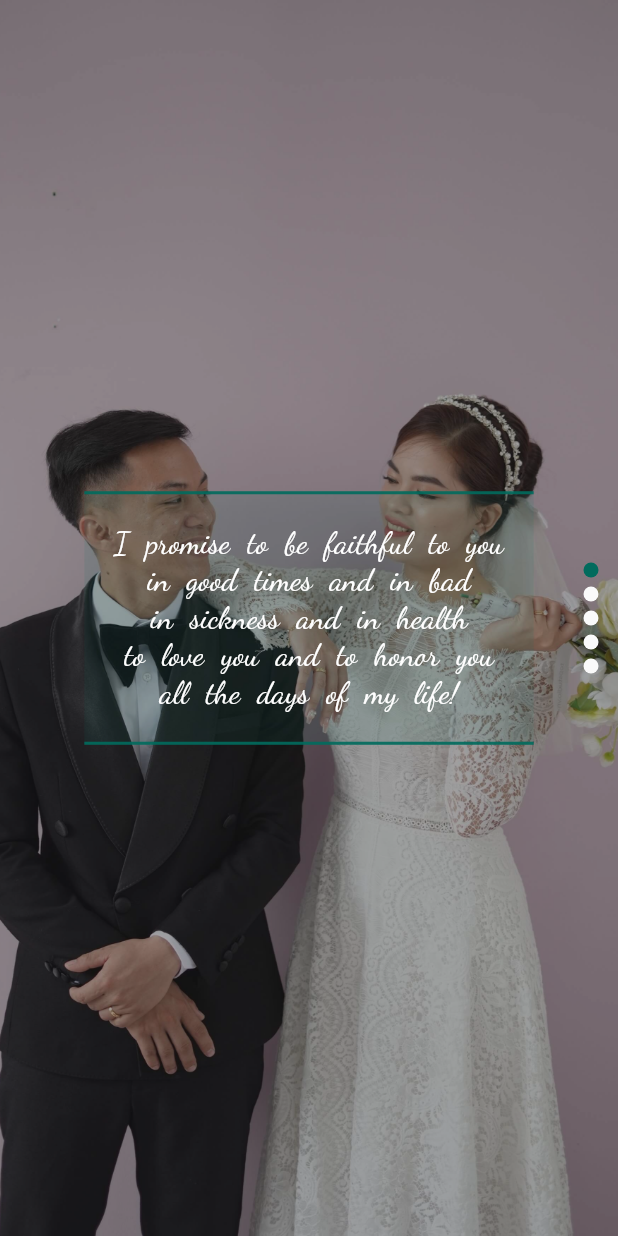
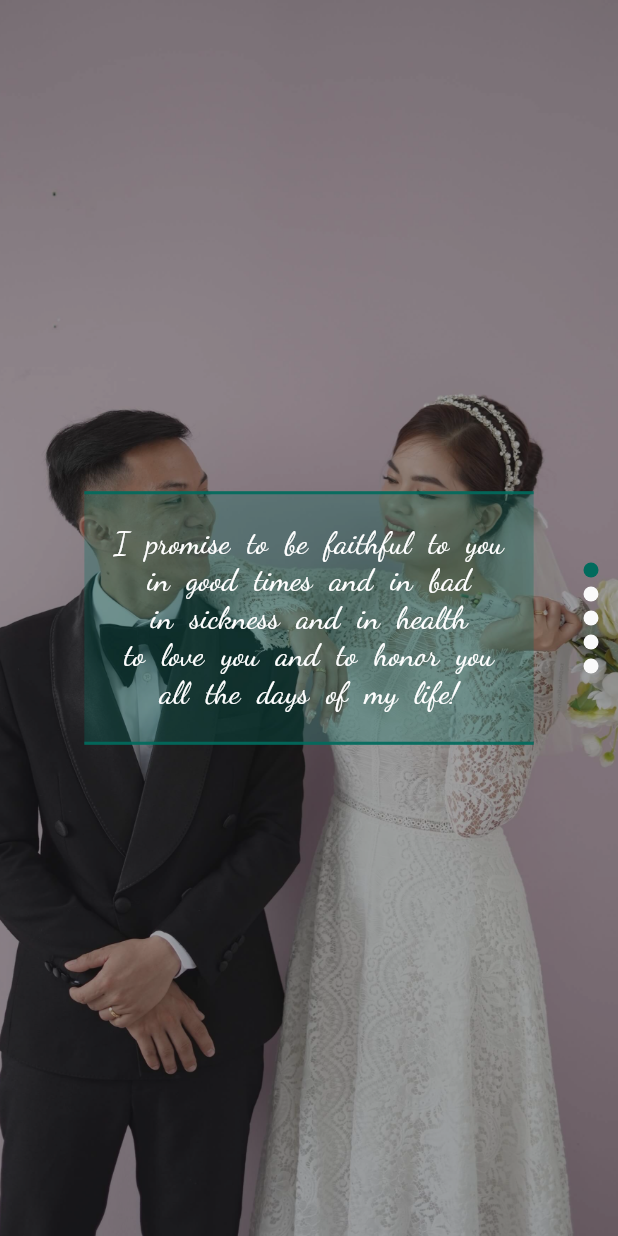
Before and after one commit to PeterHo249/wedding_invitation, a Flutter app: the screen it shows after launch, scrolled down 3296 dp, on a phone screen of 412 x 824 dp. Run offline on Flutter 3.47's test engine with Material 2 defaults, Android fonts, the light colour scheme and no system bars; our stand-ins replace flutter_swiper.

Commit message:
Update overlay image

```diff
--- a/lib/ending_page.dart
+++ b/lib/ending_page.dart
@@ -12,13 +12,14 @@ class EndingPage extends StatelessWidget {
       fit: StackFit.expand,
       children: [
         const OverlayImage(
+          opacity: 0.95,
           verticalImagePath: endingVerticalPath,
           horizontalImagePath: endingHorizontalPath,
         ),
         Center(
           child: Container(
             decoration: BoxDecoration(
-              color: Theme.of(context).colorScheme.primary.withOpacity(0.1),
+              color: Theme.of(context).colorScheme.primary.withOpacity(0.3),
               border: Border.symmetric(
                 horizontal: BorderSide(
                   width: 2,
--- a/lib/overlay_image.dart
+++ b/lib/overlay_image.dart
@@ -2,12 +2,14 @@ import 'package:flutter/material.dart';
 import 'package:wedding_invitation/utils.dart';
 
 class OverlayImage extends StatelessWidget {
-  const OverlayImage({
-    Key? key,
-    required this.verticalImagePath,
-    required this.horizontalImagePath,
-  }) : super(key: key);
+  const OverlayImage(
+      {Key? key,
+      required this.verticalImagePath,
+      required this.horizontalImagePath,
+      required this.opacity})
+      : super(key: key);
 
+  final double opacity;
   final String verticalImagePath;
   final String horizontalImagePath;
 
@@ -18,7 +20,7 @@ class OverlayImage extends StatelessWidget {
         isVerticalScreen(context) ? verticalImagePath : horizontalImagePath,
       ),
       fit: BoxFit.cover,
-      color: Colors.grey.withOpacity(0.95),
+      color: Colors.grey.withOpacity(opacity),
       colorBlendMode: BlendMode.modulate,
     );
   }
--- a/lib/save_the_date_page.dart
+++ b/lib/save_the_date_page.dart
@@ -19,6 +19,7 @@ class SaveTheDatePage extends StatelessWidget {
       fit: StackFit.expand,
       children: [
         OverlayImage(
+          opacity: 1,
           verticalImagePath: horizontalImagePath,
           horizontalImagePath: verticalImagePath,
         ),
```
